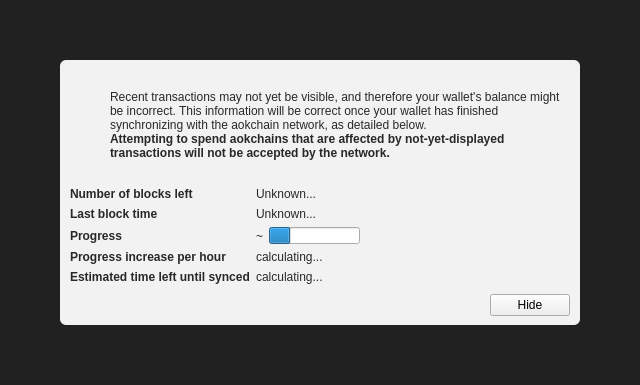
The window that src/qt/forms/modaloverlay.ui (AokChain/AokChain) describes before a commit, drawn with Qt 5.
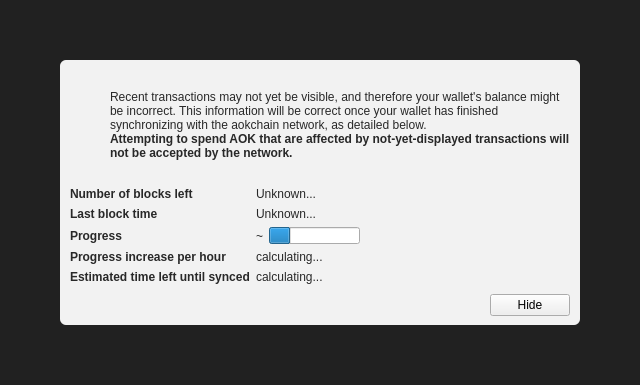
The same window after the commit. Icons and pictures are not drawn. Custom widgets are drawn as their Qt base class.

```diff
--- a/src/qt/forms/modaloverlay.ui
+++ b/src/qt/forms/modaloverlay.ui
@@ -149,7 +149,7 @@
                 </font>
                </property>
                <property name="text">
-                <string>Attempting to spend aokchains that are affected by not-yet-displayed transactions will not be accepted by the network.</string>
+                <string>Attempting to spend AOK that are affected by not-yet-displayed transactions will not be accepted by the network.</string>
                </property>
                <property name="textFormat">
                 <enum>Qt::RichText</enum>
```
